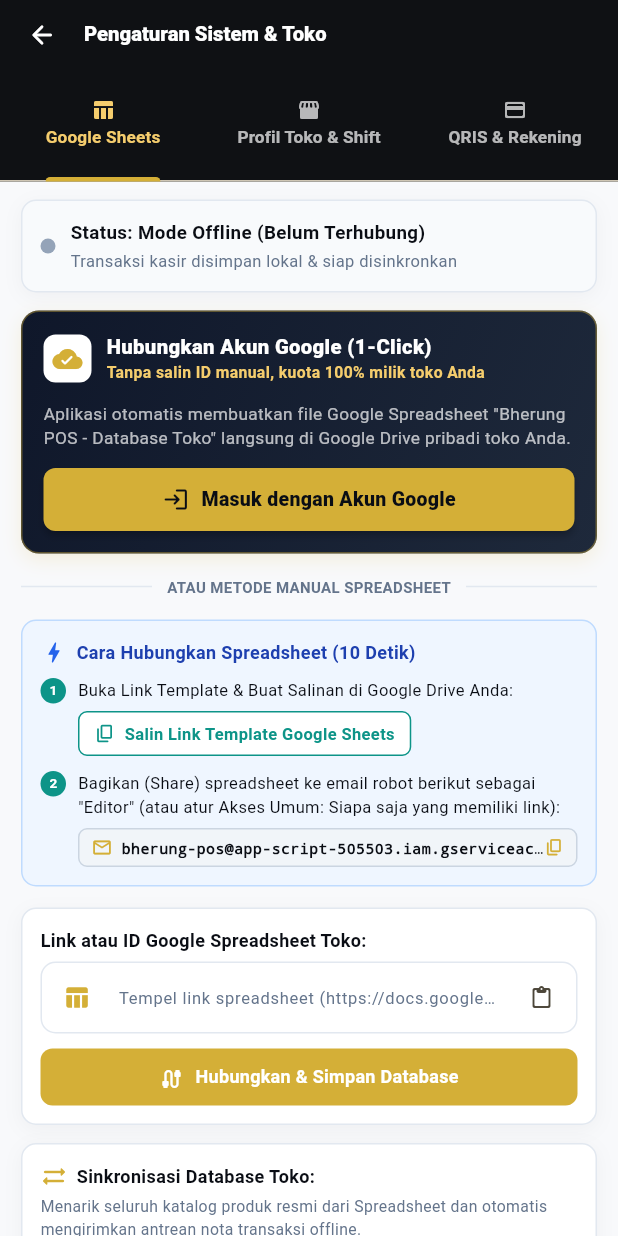
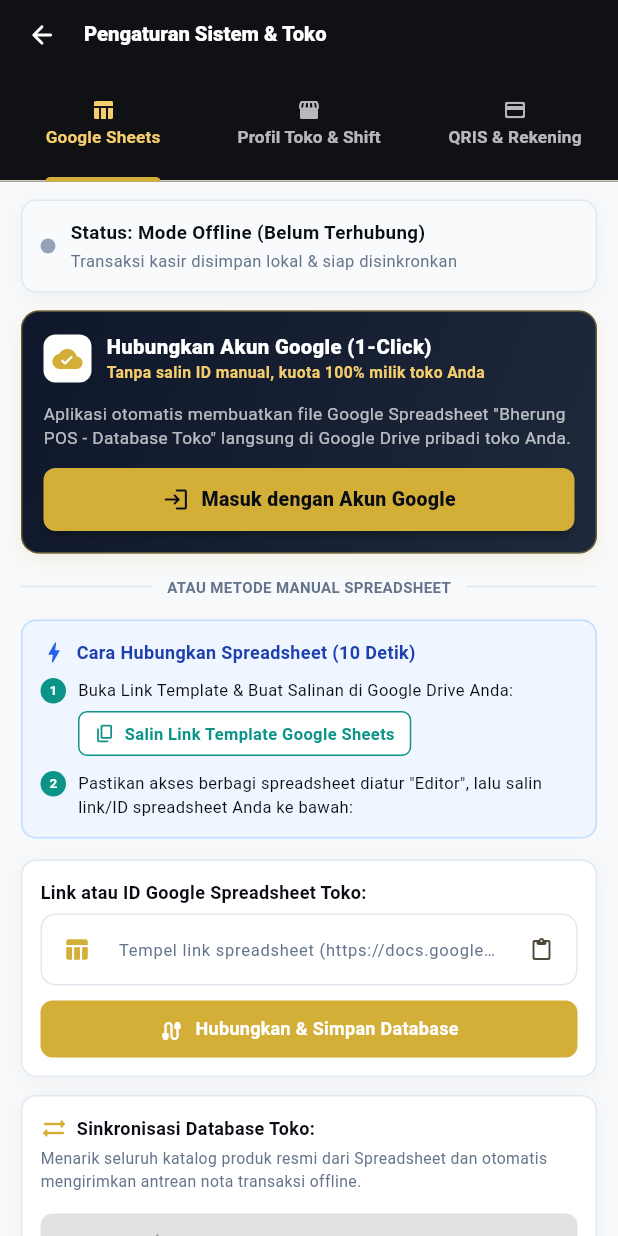
Before and after one commit to crediblemark-official/Bherung, a Flutter app: the SettingsScreen screen opened directly with empty values, on a phone screen of 412 x 824 dp. Run offline on Flutter 3.47's test engine with Material 3 defaults, Android fonts, the phone set to English and light mode, and no system bars; our stand-ins replace audioplayers, google_sign_in, googleapis_auth, shared_preferences; missing offline and left inert: mobile_scanner; accounts and stored records are empty; key blocks and very long unbroken strings in the code were emptied for the run.

Commit message:
refactor: Streamline settings UI and make Service Account connection completely transparent in background

```diff
--- a/lib/screens/settings_screen.dart
+++ b/lib/screens/settings_screen.dart
@@ -834,59 +834,19 @@
               const SizedBox(height: 10),
 
               // Step 2
-              Row(
+              const Row(
                 crossAxisAlignment: CrossAxisAlignment.start,
                 children: [
-                  const CircleAvatar(
+                  CircleAvatar(
                     radius: 8.5,
                     backgroundColor: Color(0xFF0D9488),
                     child: Text('2', style: TextStyle(fontSize: 9, color: Colors.white, fontWeight: FontWeight.bold)),
                   ),
-                  const SizedBox(width: 8),
+                  SizedBox(width: 8),
                   Expanded(
-                    child: Column(
-                      crossAxisAlignment: CrossAxisAlignment.start,
-                      children: [
-                        const Text(
-                          'Bagikan (Share) spreadsheet ke email robot berikut sebagai "Editor" (atau atur Akses Umum: Siapa saja yang memiliki link):',
-                          style: TextStyle(fontSize: 11, color: AppTheme.textDark),
-                        ),
-                        const SizedBox(height: 6),
-                        InkWell(
-                          onTap: () {
-                            Clipboard.setData(const ClipboardData(text: 'bherung-pos@app-script-505503.iam.gserviceaccount.com'));
-                            ScaffoldMessenger.of(context).showSnackBar(
-                              const SnackBar(
-                                content: Text('Email Service Account disalin ke Clipboard!'),
-                                backgroundColor: AppTheme.successGreen,
-                              ),
-                            );
-                          },
-                          borderRadius: BorderRadius.circular(6),
-                          child: Container(
-                            padding: const EdgeInsets.symmetric(horizontal: 8, vertical: 5),
-                            decoration: BoxDecoration(
-                              color: const Color(0xFFF1F5F9),
-                              borderRadius: BorderRadius.circular(6),
-                              border: Border.all(color: const Color(0xFFCBD5E1)),
-                            ),
-                            child: const Row(
-                              children: [
-                                Icon(Icons.email_outlined, size: 14, color: AppTheme.primaryTeal),
-                                SizedBox(width: 6),
-                                Expanded(
-                                  child: Text(
-                                    'bherung-pos@app-script-505503.iam.gserviceaccount.com',
-                                    style: TextStyle(fontFamily: 'monospace', fontSize: 10, fontWeight: FontWeight.bold, color: AppTheme.primaryDark),
-                                    overflow: TextOverflow.ellipsis,
-                                  ),
-                                ),
-                                Icon(Icons.copy_rounded, size: 13, color: AppTheme.primaryTeal),
-                              ],
-                            ),
-                          ),
-                        ),
-                      ],
+                    child: Text(
+                      'Pastikan akses berbagi spreadsheet diatur "Editor", lalu salin link/ID spreadsheet Anda ke bawah:',
+                      style: TextStyle(fontSize: 11, color: AppTheme.textDark),
                     ),
                   ),
                 ],
```
